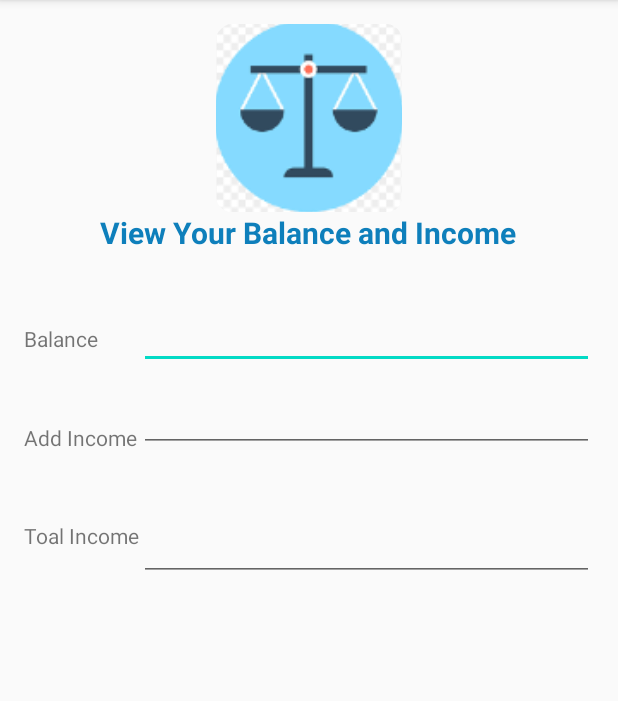
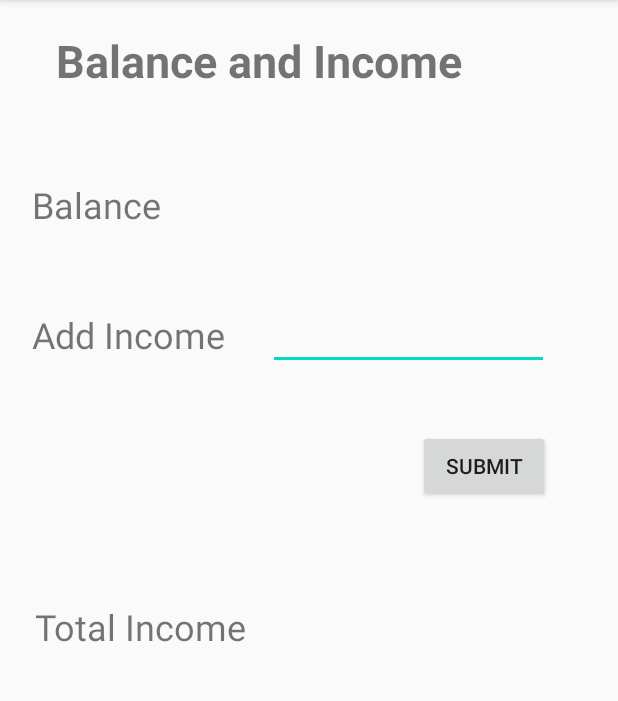
Before and after one commit to taypham/Android-app-personal-finance, an Android app: the BalanceActivity screen opened directly, with no data from a screen before it, on a phone screen of 412 x 824 dp, the part 84-785 px from its top. Run offline under Robolectric (Android 15) with nearby library versions, the phone set to English and light mode, and no system bars.

Commit message:
Balance layout update

```diff
--- a/app/src/main/java/com/example/budgetappfinal/TransactionsActivity.java
+++ b/app/src/main/java/com/example/budgetappfinal/TransactionsActivity.java
@@ -2,17 +2,11 @@ package com.example.budgetappfinal;
 
 import androidx.appcompat.app.AppCompatActivity;
 import android.os.Bundle;
-import android.view.View;
-import android.widget.ArrayAdapter;
 import android.widget.Button;
 import android.widget.EditText;
-import android.widget.RadioButton;
 import android.widget.Spinner;
-import android.widget.Toast;
 
-import android.os.Bundle;
 import java.text.SimpleDateFormat;
-import java.util.ArrayList;
 import java.util.Date;
 
 /*
@@ -30,7 +24,7 @@ public class TransactionsActivity extends AppCompatActivity {
         super.onCreate(savedInstanceState);
         setContentView(R.layout.activity_transactions);
 
-        description = (EditText) findViewById(R.id.editTextDescription);
+        description = (EditText) findViewById(R.id.edtBalance);
         amount = (EditText) findViewById(R.id.editTextAmount);
         actualDate = (EditText) findViewById(R.id.editTextDate);
         spCategory = (Spinner) findViewById(R.id.spCategory);
--- a/app/src/main/res/layout/activity_balance.xml
+++ b/app/src/main/res/layout/activity_balance.xml
@@ -1,110 +1,119 @@
 <?xml version="1.0" encoding="utf-8"?>
-<RelativeLayout xmlns:android="http://schemas.android.com/apk/res/android"
+<androidx.constraintlayout.widget.ConstraintLayout xmlns:android="http://schemas.android.com/apk/res/android"
+    xmlns:app="http://schemas.android.com/apk/res-auto"
     xmlns:tools="http://schemas.android.com/tools"
     android:layout_width="match_parent"
     android:layout_height="match_parent"
-    android:paddingBottom="@dimen/activity_vertical_margin"
-    android:paddingLeft="@dimen/activity_horizontal_margin"
-    android:paddingRight="@dimen/activity_horizontal_margin"
-    android:paddingTop="@dimen/activity_vertical_margin"
-    tools:context="com.example.budgetappfinal.BalanceActivity">
+    tools:context=".BalanceActivity">
+
+    <TextView
+        android:id="@+id/tvBalance_Income"
+        android:layout_width="342dp"
+        android:layout_height="45dp"
+        android:text="Balance and Income"
+        android:textAlignment="center"
+        android:textSize="30sp"
+        android:textStyle="bold"
+        app:layout_constraintBottom_toBottomOf="parent"
+        app:layout_constraintEnd_toEndOf="parent"
+        app:layout_constraintHorizontal_bias="0.025"
+        app:layout_constraintStart_toStartOf="parent"
+        app:layout_constraintTop_toTopOf="parent"
+        app:layout_constraintVertical_bias="0.028" />
+
+    <TextView
+        android:id="@+id/tvAddIncome"
+        android:layout_width="145dp"
+        android:layout_height="41dp"
+        android:text="Add Income"
+        android:textAlignment="textStart"
+        android:textSize="24sp"
+        app:layout_constraintBottom_toBottomOf="parent"
+        app:layout_constraintEnd_toEndOf="parent"
+        app:layout_constraintHorizontal_bias="0.079"
+        app:layout_constraintStart_toStartOf="parent"
+        app:layout_constraintTop_toTopOf="parent"
+        app:layout_constraintVertical_bias="0.284" />
+
+    <TextView
+        android:id="@+id/tvBalance"
+        android:layout_width="139dp"
+        android:layout_height="42dp"
+        android:text="Balance"
+        android:textAlignment="textStart"
+        android:textSize="24sp"
+        app:layout_constraintBottom_toBottomOf="parent"
+        app:layout_constraintEnd_toEndOf="parent"
+        app:layout_constraintHorizontal_bias="0.079"
+        app:layout_constraintStart_toStartOf="parent"
+        app:layout_constraintTop_toTopOf="parent"
+        app:layout_constraintVertical_bias="0.165" />
+
+
+    <TextView
+        android:id="@+id/tvTotalIncome"
+        android:layout_width="151dp"
+        android:layout_height="44dp"
+        android:layout_marginStart="23dp"
+        android:text="Total Income"
+        android:textSize="24sp"
+        app:layout_constraintBottom_toBottomOf="parent"
+        app:layout_constraintEnd_toEndOf="parent"
+        app:layout_constraintHorizontal_bias="0.0"
+        app:layout_constraintStart_toStartOf="parent"
+        app:layout_constraintTop_toTopOf="parent"
+        app:layout_constraintVertical_bias="0.554" />
 
     <EditText
+        android:id="@+id/edtAddIncome"
+        android:layout_width="187dp"
+        android:layout_height="40dp"
+        android:ems="10"
+        android:inputType="number"
+        app:layout_constraintBottom_toBottomOf="parent"
+        app:layout_constraintEnd_toEndOf="parent"
+        app:layout_constraintHorizontal_bias="0.794"
+        app:layout_constraintStart_toStartOf="parent"
+        app:layout_constraintTop_toTopOf="parent"
+        app:layout_constraintVertical_bias="0.284" />
+
+
+    <Button
+        android:id="@+id/btnSubmit"
         android:layout_width="wrap_content"
-        android:layout_height="30dp"
-        android:id="@+id/spnAccount"
-        android:layout_alignParentTop="true"
-        android:layout_alignParentRight="true"
-        android:layout_alignParentEnd="true"
-        android:layout_marginTop="200dp"
-        android:layout_toEndOf="@+id/textView15"
-        android:layout_alignLeft="@+id/spnCard"
-        android:layout_alignStart="@+id/spnCard" />
+        android:layout_height="wrap_content"
+        android:text="Submit"
+        app:layout_constraintBottom_toBottomOf="parent"
+        app:layout_constraintEnd_toEndOf="parent"
+        app:layout_constraintHorizontal_bias="0.86"
+        app:layout_constraintStart_toStartOf="parent"
+        app:layout_constraintTop_toTopOf="parent"
+        app:layout_constraintVertical_bias="0.398" />
 
     <TextView
-        android:layout_width="wrap_content"
-        android:layout_height="wrap_content"
-        android:textAppearance="?android:attr/textAppearanceSmall"
-        android:text="@string/balance"
-        android:id="@+id/textView15"
-        android:layout_alignTop="@+id/spnAccount"
-        android:layout_alignParentLeft="true"
-        android:layout_alignParentStart="true" />
-
-    <EditText
-        android:layout_width="wrap_content"
-        android:layout_height="30dp"
-        android:id="@+id/spnCard"
-        android:layout_alignTop="@+id/textView26"
-        android:layout_below="@+id/edtBalance"
-        android:layout_alignParentRight="true"
-        android:layout_alignParentEnd="true"
-        android:layout_marginTop="10dp"
-        android:layout_toEndOf="@+id/textView26"/>
+        android:id="@+id/tvAmount"
+        android:layout_width="187dp"
+        android:layout_height="40dp"
+        android:ems="10"
+        android:inputType="number"
+        app:layout_constraintBottom_toBottomOf="parent"
+        app:layout_constraintEnd_toEndOf="parent"
+        app:layout_constraintHorizontal_bias="0.852"
+        app:layout_constraintStart_toStartOf="parent"
+        app:layout_constraintTop_toTopOf="parent"
+        app:layout_constraintVertical_bias="0.555" />
 
     <TextView
-        android:layout_width="wrap_content"
-        android:layout_height="wrap_content"
-        android:textAppearance="?android:attr/textAppearanceSmall"
-        android:text="@string/edtIncome"
-        android:id="@+id/textView26"
-        android:layout_below="@+id/spnAccount"
-        android:layout_alignParentLeft="true"
-        android:layout_alignParentStart="true"
-        android:layout_marginTop="101dp" />
+        android:id="@+id/tvBalanceShow"
+        android:layout_width="187dp"
+        android:layout_height="40dp"
+        android:ems="10"
+        android:inputType="textPersonName"
+        app:layout_constraintBottom_toBottomOf="parent"
+        app:layout_constraintEnd_toEndOf="parent"
+        app:layout_constraintHorizontal_bias="0.798"
+        app:layout_constraintStart_toStartOf="parent"
+        app:layout_constraintTop_toTopOf="parent"
+        app:layout_constraintVertical_bias="0.166" />
 
-    <EditText
-        android:layout_width="wrap_content"
-        android:layout_height="wrap_content"
-        android:inputType="numberDecimal"
-        android:ems="10"
-        android:id="@+id/edtBalance"
-        android:layout_below="@+id/spnAccount"
-        android:layout_alignParentRight="true"
-        android:layout_alignParentEnd="true"
-        android:layout_alignLeft="@+id/spnAccount"
-        android:layout_alignStart="@+id/spnAccount"
-        android:editable="false"
-        android:enabled="true"
-        android:layout_marginTop="10dp" />
-
-    <TextView
-        android:layout_width="wrap_content"
-        android:layout_height="wrap_content"
-        android:textAppearance="?android:attr/textAppearanceSmall"
-        android:text="@string/income_add"
-        android:id="@+id/textView27"
-        android:layout_alignBottom="@+id/edtBalance"
-        android:layout_alignParentLeft="true"
-        android:layout_alignParentStart="true" />
-
-
-
-    <LinearLayout
-        android:orientation="vertical"
-        android:layout_width="match_parent"
-        android:layout_height="match_parent"
-        android:layout_alignParentTop="true"
-        android:layout_alignParentLeft="true"
-        android:layout_alignParentStart="true"
-        android:layout_above="@+id/textView15">
-
-        <ImageView
-            android:layout_width="124dp"
-            android:layout_height="125dp"
-            android:id="@+id/imageView5"
-            android:layout_gravity="center_horizontal"
-            android:background="@mipmap/ic_balance" />
-
-        <TextView
-            android:layout_width="wrap_content"
-            android:layout_height="wrap_content"
-            android:text="@string/balance_name"
-            android:id="@+id/textView29"
-            android:layout_gravity="center_horizontal"
-            android:textColor="#0e7fbb"
-            android:textSize="20sp"
-            android:textStyle="bold"
-            android:textAlignment="center" />
-    </LinearLayout>
-</RelativeLayout>
+</androidx.constraintlayout.widget.ConstraintLayout>
--- a/app/src/main/res/layout/activity_transactions.xml
+++ b/app/src/main/res/layout/activity_transactions.xml
@@ -36,7 +36,7 @@
         app:layout_constraintVertical_bias="0.284" />
 
     <TextView
-        android:id="@+id/tvDescription"
+        android:id="@+id/tvBalance"
         android:layout_width="124dp"
         android:layout_height="40dp"
         android:text="Description"
@@ -140,7 +140,7 @@
         app:layout_constraintVertical_bias="0.412" />
 
     <EditText
-        android:id="@+id/editTextDescription"
+        android:id="@+id/edtBalance"
         android:layout_width="187dp"
         android:layout_height="40dp"
         android:ems="10"
```
